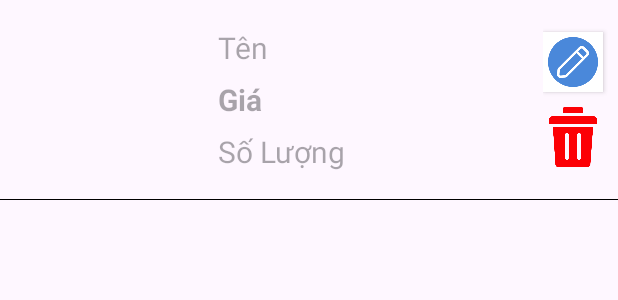
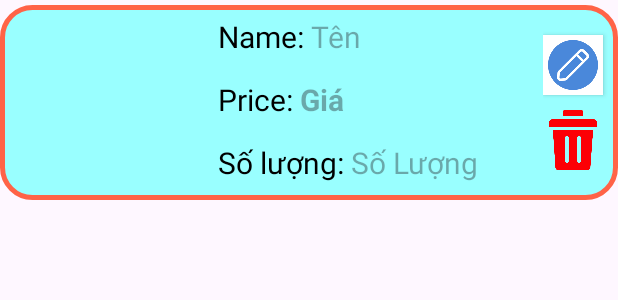
Before and after one commit to anhtaplaptrinh/Assgment1_ph43396_Rest_API, an Android app: the layout item_sp.xml on its own in the app's theme, with its tools: preview values and no code run, on a phone screen of 412 x 824 dp. Shown: the top 300 px of the screen. Run offline under Robolectric (Android 15) with nearby library versions, the phone set to English and light mode, and no system bars.

Commit message:
update item

```diff
--- a/app/src/main/java/com/example/assgment_ph43396_rest_api_and/APIServer.java
+++ b/app/src/main/java/com/example/assgment_ph43396_rest_api_and/APIServer.java
@@ -11,7 +11,7 @@ import retrofit2.http.PUT;
 import retrofit2.http.Path;
 
 public interface APIServer {
-    String DOMAIN = "http://10.24.56.1:3000";
+    String DOMAIN = "http://192.168.1.12:3000";
     @GET("/api/list")
     Call<List<SanphamModel>> getSanphams();
     @POST("/api/add")
--- a/app/src/main/res/drawable/khung.xml
+++ b/app/src/main/res/drawable/khung.xml
@@ -3,8 +3,8 @@
     <item>
 
         <shape>
-            <solid android:color="@color/white"/>
-            <stroke android:color="#ff6347" android:width="1dp"/>
+            <solid android:color="@color/cyan"/>
+            <stroke android:color="#ff6347" android:width="3dp"/>
             <corners android:radius="20dp"/>
         </shape>
 
--- a/app/src/main/res/layout/item_sp.xml
+++ b/app/src/main/res/layout/item_sp.xml
@@ -7,34 +7,36 @@
     <RelativeLayout
         android:layout_width="match_parent"
         android:layout_height="130dp"
-        android:layout_marginTop="1dp">
+        android:layout_marginVertical="3dp"
+        android:background="@drawable/khung">
+
         <ImageView
             android:id="@+id/avatar"
             android:layout_width="130dp"
-            android:layout_height="match_parent"/>
+            android:layout_height="match_parent" />
 
         <LinearLayout
             android:id="@+id/line1"
             android:layout_width="50dp"
             android:layout_height="match_parent"
-            android:orientation="vertical"
             android:layout_alignParentEnd="true"
             android:layout_centerVertical="true"
-            android:gravity="center_vertical">
+            android:gravity="center_vertical"
+            android:orientation="vertical">
 
             <androidx.appcompat.widget.AppCompatButton
                 android:id="@+id/btnUpdate"
                 android:layout_width="40dp"
                 android:layout_height="40dp"
                 android:layout_above="@id/btnDelete"
-                android:background="@drawable/update"/>
+                android:background="@drawable/update" />
 
             <androidx.appcompat.widget.AppCompatButton
                 android:id="@+id/btnDelete"
                 android:layout_width="40dp"
                 android:layout_height="40dp"
                 android:layout_marginTop="10dp"
-                android:background="@drawable/delete"/>
+                android:background="@drawable/delete" />
 
         </LinearLayout>
 
@@ -42,43 +44,86 @@
         <LinearLayout
             android:layout_width="match_parent"
             android:layout_height="match_parent"
+            android:layout_marginLeft="15dp"
+            android:layout_toStartOf="@id/line1"
             android:layout_toEndOf="@id/avatar"
-            android:layout_toStartOf="@id/line1"
-            android:layout_marginLeft="15dp"
-            android:gravity="center"
             android:orientation="vertical">
+
+            <LinearLayout
+                android:layout_width="wrap_content"
+                android:layout_height="wrap_content"
+                android:orientation="horizontal"
+                android:layout_marginVertical="7dp">
+
+                <TextView
+                    android:layout_width="wrap_content"
+                    android:layout_height="wrap_content"
+                    android:text="Name: "
+                    android:textColor="@color/black"
+                    android:textSize="20dp"/>
 
                 <TextView
                     android:id="@+id/tvTen"
+                    android:layout_width="match_parent"
+                    android:layout_height="wrap_content"
                     android:hint="Tên"
                     android:textColor="@color/black"
-                android:textSize="20dp"
-                android:layout_width="match_parent"
-                android:layout_height="wrap_content"/>
+                    android:textSize="20dp" />
+            </LinearLayout>
+
+
+            <LinearLayout
+                android:layout_width="wrap_content"
+                android:layout_height="wrap_content"
+                android:orientation="horizontal"
+                android:layout_marginVertical="7dp">
+
+
+                <TextView
+                    android:layout_width="wrap_content"
+                    android:layout_height="wrap_content"
+                    android:text="Price: "
+                    android:textColor="@color/black"
+                    android:textSize="20dp"/>
 
                 <TextView
                     android:id="@+id/tvGia"
-                android:hint="Giá"
-                android:textColor="#E53935"
-                android:textSize="20dp"
-                android:layout_marginTop="7dp"
                     android:layout_width="match_parent"
                     android:layout_height="wrap_content"
-                android:textStyle="bold"/>
+                    android:hint="Giá"
+                    android:textColor="#E12521"
+                    android:textSize="20dp"
+                    android:textStyle="bold" />
+            </LinearLayout>
+
+            <LinearLayout
+                android:layout_width="wrap_content"
+                android:layout_height="wrap_content"
+                android:orientation="horizontal"
+                android:layout_marginVertical="7dp">
+
 
             <TextView
+                    android:layout_width="wrap_content"
+                    android:layout_height="wrap_content"
+                    android:text="Số lượng: "
+                    android:textColor="@color/black"
+                    android:textSize="20dp"/>
+                <TextView
                     android:id="@+id/tvSoluong"
+                    android:layout_width="match_parent"
+                    android:layout_height="wrap_content"
                     android:hint="Số Lượng"
                     android:textColor="@color/black"
-                android:textSize="20dp"
-                android:layout_marginTop="7dp"
-                android:layout_width="match_parent"
-                android:layout_height="wrap_content"/>
+                    android:textSize="20dp" />
+            </LinearLayout>
+
         </LinearLayout>
     </RelativeLayout>
+
     <View
         android:layout_width="match_parent"
         android:layout_height="1dp"
         android:layout_marginTop="1dp"
-        android:background="@color/black"/>
+        android:background="@color/black" />
 </LinearLayout>
--- a/app/src/main/res/values/colors.xml
+++ b/app/src/main/res/values/colors.xml
@@ -4,5 +4,5 @@
     <color name="white">#FFFFFFFF</color>
     <color name="yellow">#FFFF00</color>
     <color name="blue">#0000FF</color>
-
+    <color name="cyan">#99FFFF	</color>
 </resources>
```
Lines whose indentation alone changed are shown as unchanged.
